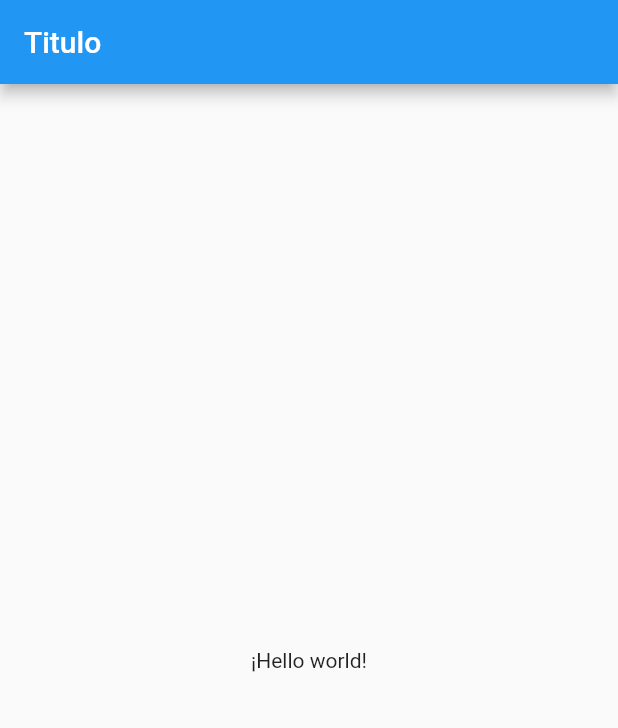
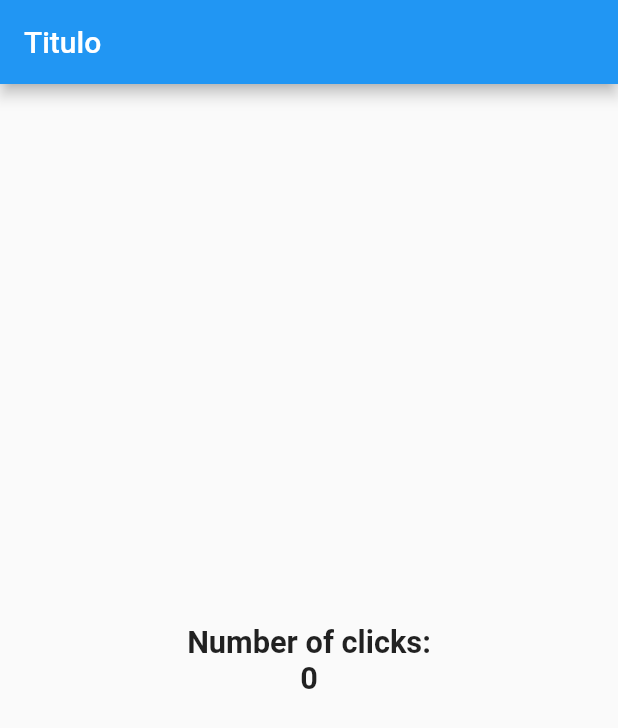
Before and after one commit to dtoledoz0207/flutter-counter, a Flutter app: the screen it shows after launch, on a phone screen of 412 x 824 dp. Shown: the top 728 px of the screen. Run offline on Flutter 3.47's test engine with Material 2 defaults, Android fonts, the phone set to English and light mode, and no system bars.

Commit message:
add-columnWidget-and-change-style-for-textWidget

```diff
--- a/lib/src/pages/home_page.dart
+++ b/lib/src/pages/home_page.dart
@@ -1,6 +1,9 @@
 import 'package:flutter/material.dart';
 
 class HomePage extends StatelessWidget {
+
+  final styleText = new TextStyle(fontSize: 20.5, fontWeight: FontWeight.bold);
+
   @override
   Widget build(BuildContext context) {
     return Scaffold(
@@ -8,7 +11,13 @@ class HomePage extends StatelessWidget {
         title: Text('Titulo'),
       ),
       body: Center(
-        child: Text('¡Hello world!')
+        child: Column(
+          mainAxisAlignment: MainAxisAlignment.center,
+          children: <Widget>[
+            Text('Number of clicks:', style: styleText),
+            Text('0', style: styleText)
+          ],
+        )
       ),
     );
   }
```
